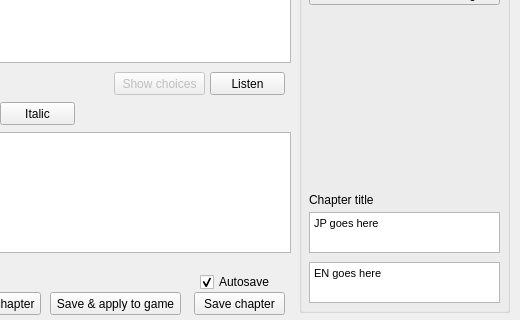
Before: the Qt Designer form src/ui/widget_story.ui in KevinVG207/Uma-Carotene-TL, drawn with Qt 5; both pictures show x 760 to 1280 and y 148 to 468 of the 1280 by 468 pixel window.
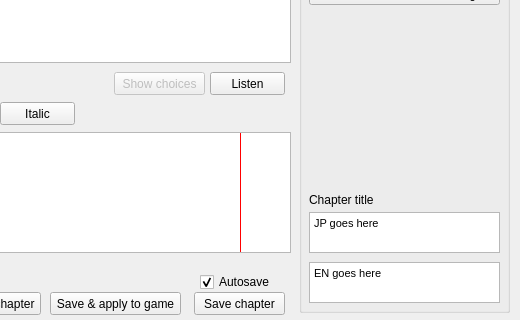
After: the same form once the commit is applied.

```diff
--- a/src/ui/widget_story.ui
+++ b/src/ui/widget_story.ui
@@ -462,6 +462,25 @@
     <string notr="true">Unpatch chapter</string>
    </property>
   </widget>
+  <widget class="QLabel" name="lbl_length_marker">
+   <property name="geometry">
+    <rect>
+     <x>1000</x>
+     <y>281</y>
+     <width>1</width>
+     <height>119</height>
+    </rect>
+   </property>
+   <property name="autoFillBackground">
+    <bool>false</bool>
+   </property>
+   <property name="styleSheet">
+    <string notr="true">background-color: rgb(255, 0, 0);</string>
+   </property>
+   <property name="text">
+    <string notr="true"/>
+   </property>
+  </widget>
  </widget>
  <resources/>
  <connections/>
```
